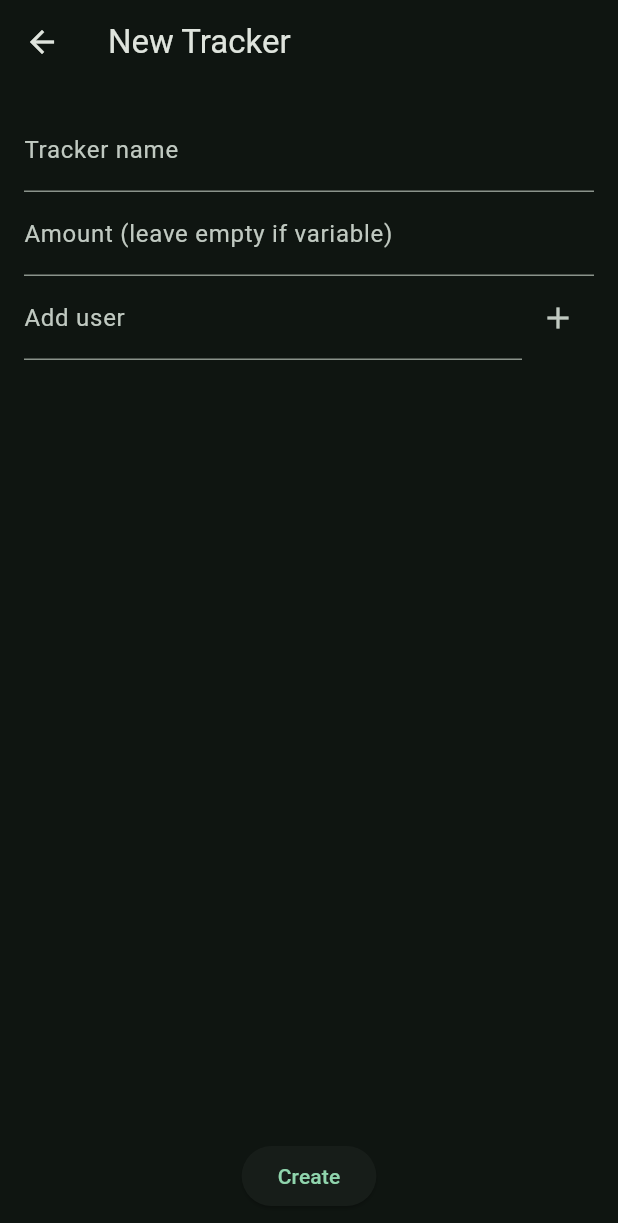
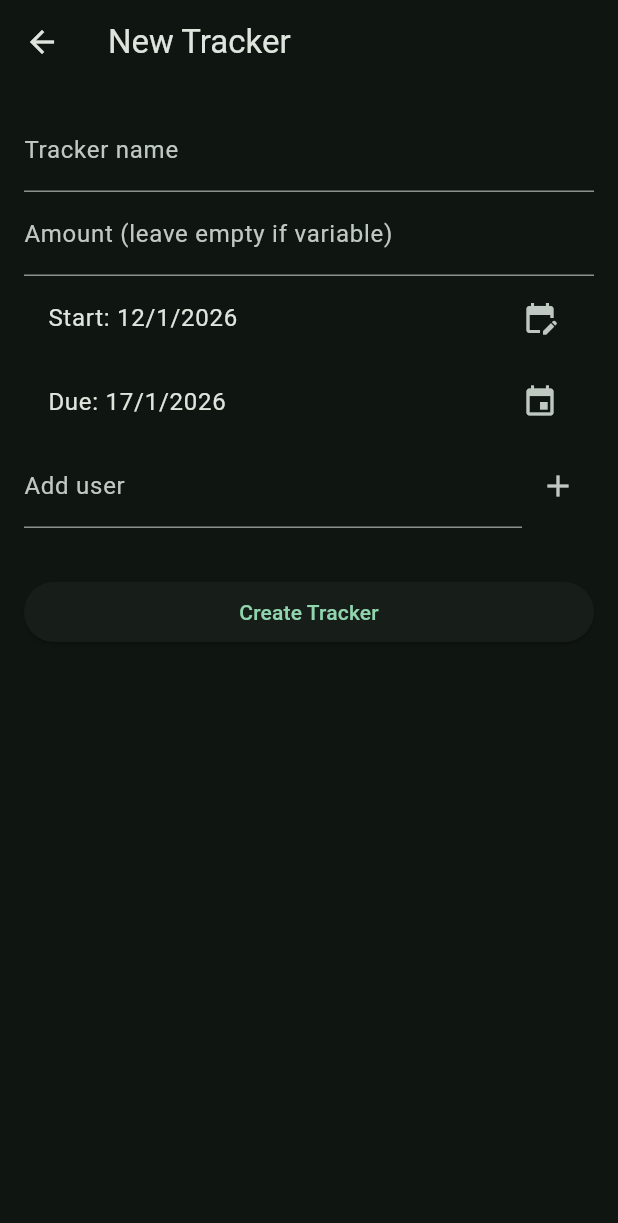
Before and after one commit to asterhyphen/rent-track-kar, a Flutter app: the NewTrackerPage screen opened directly, on a phone screen of 412 x 824 dp. Shown: the top 1223 px of the screen. Run offline on Flutter 3.47's test engine with Material 3 defaults, Android fonts, the phone set to English and light mode, and no system bars; our stand-ins replace hive, hive_flutter, share_plus; accounts and stored records are empty.

Commit message:
Add start and due date
Add icons as well

```diff
--- a/lib/screens/cycle.dart
+++ b/lib/screens/cycle.dart
@@ -26,8 +26,8 @@ class _CyclePageState extends State<CyclePage> {
   @override
   void initState() {
     super.initState();
-    final raw = box.get('trackers')[widget.trackerId];
-    tracker = Tracker.fromMap(raw);
+    tracker =
+        Tracker.fromMap(box.get('trackers')[widget.trackerId]);
 
     paid = {for (var u in tracker.users) u: false};
 
@@ -35,9 +35,9 @@ class _CyclePageState extends State<CyclePage> {
     if (saved != null) {
       paid = Map<String, bool>.from(saved['paid']);
       total = saved['total'];
-      if (saved['due'] != null) {
-        due = DateTime.parse(saved['due']);
-      }
+      due = saved['due'] != null
+          ? DateTime.parse(saved['due'])
+          : tracker.dueDate;
     } else {
       total = tracker.amount ?? 0;
       due = tracker.dueDate;
@@ -60,7 +60,7 @@ class _CyclePageState extends State<CyclePage> {
 ${tracker.title}
 
 Total: ₹$total (₹$per each)
-${due != null ? 'Due: ${due!.day}/${due!.month}' : ''}
+Due: ${due!.day}/${due!.month}/${due!.year}
 
 ${tracker.users.map((u) => paid[u]! ? '✅ $u' : '❌ $u').join('\n')}
 ''';
@@ -80,7 +80,7 @@ ${tracker.users.map((u) => paid[u]! ? '✅ $u' : '❌ $u').join('\n')}
         padding: const EdgeInsets.all(16),
         child: Column(
           children: [
-            if (tracker.amount == null && total == 0)
+            if (tracker.amount == null)
               TextField(
                 keyboardType: TextInputType.number,
                 decoration:
@@ -94,7 +94,9 @@ ${tracker.users.map((u) => paid[u]! ? '✅ $u' : '❌ $u').join('\n')}
             Expanded(
               child: ListView(
                 children: tracker.users.map((u) {
-                  return GlassCard(
+                  return Padding(
+                    padding: const EdgeInsets.only(bottom: 8),
+                    child: GlassCard(
                       onTap: allPaid
                           ? null
                           : () {
@@ -115,6 +117,7 @@ ${tracker.users.map((u) => paid[u]! ? '✅ $u' : '❌ $u').join('\n')}
                           Text(u),
                         ],
                       ),
+                    ),
                   );
                 }).toList(),
               ),
--- a/lib/screens/models.dart
+++ b/lib/screens/models.dart
@@ -1,10 +1,13 @@
+import 'package:flutter/material.dart';
+
 class Tracker {
   final String id;
   final String title;
-  final int? amount; // null = variable
+  final int? amount;
   final DateTime startDate;
   final DateTime dueDate;
   final List<String> users;
+  final int iconCode;
 
   Tracker({
     required this.id,
@@ -13,6 +16,7 @@ class Tracker {
     required this.startDate,
     required this.dueDate,
     required this.users,
+    required this.iconCode,
   });
 
   Map<String, dynamic> toMap() => {
@@ -22,6 +26,7 @@ class Tracker {
         'startDate': startDate.toIso8601String(),
         'dueDate': dueDate.toIso8601String(),
         'users': users,
+        'icon': iconCode,
       };
 
   static Tracker fromMap(Map map) => Tracker(
@@ -31,5 +36,7 @@ class Tracker {
   startDate: DateTime.parse(map['startDate']),
   dueDate: DateTime.parse(map['dueDate']),
   users: List<String>.from(map['users']),
+  iconCode: map['icon'] ?? Icons.receipt_long.codePoint,
 );
+
 }
--- a/lib/screens/new_tracker.dart
+++ b/lib/screens/new_tracker.dart
@@ -18,6 +18,25 @@ class _NewTrackerPageState extends State<NewTrackerPage> {
   final List<String> users = [];
   DateTime startDate = DateTime.now();
   DateTime dueDate = DateTime.now().add(const Duration(days: 5));
+  int iconCode = Icons.receipt_long.codePoint;
+
+  Future<void> pickDate(bool isStart) async {
+    final picked = await showDatePicker(
+      context: context,
+      initialDate: isStart ? startDate : dueDate,
+      firstDate: DateTime(2000),
+      lastDate: DateTime(2100),
+    );
+    if (picked != null) {
+      setState(() {
+        if (isStart) {
+          startDate = picked;
+        } else {
+          dueDate = picked;
+        }
+      });
+    }
+  }
 
   @override
   Widget build(BuildContext context) {
@@ -25,7 +44,7 @@ class _NewTrackerPageState extends State<NewTrackerPage> {
       appBar: AppBar(title: const Text('New Tracker')),
       body: Padding(
         padding: const EdgeInsets.all(16),
-        child: Column(
+        child: ListView(
           children: [
             TextField(
               controller: titleCtrl,
@@ -38,6 +57,18 @@ class _NewTrackerPageState extends State<NewTrackerPage> {
               decoration: const InputDecoration(
                 labelText: 'Amount (leave empty if variable)',
               ),
+            ),
+            ListTile(
+              title: Text(
+                  'Start: ${startDate.day}/${startDate.month}/${startDate.year}'),
+              trailing: const Icon(Icons.edit_calendar),
+              onTap: () => pickDate(true),
+            ),
+            ListTile(
+              title: Text(
+                  'Due: ${dueDate.day}/${dueDate.month}/${dueDate.year}'),
+              trailing: const Icon(Icons.event),
+              onTap: () => pickDate(false),
             ),
             Row(
               children: [
@@ -62,12 +93,13 @@ class _NewTrackerPageState extends State<NewTrackerPage> {
               ],
             ),
             const SizedBox(height: 8),
-            Expanded(
-              child: ListView(
-                children:
-                    users.map((u) => Text('• $u')).toList(),
-              ),
+            Wrap(
+              spacing: 8,
+              children: users
+                  .map((u) => Chip(label: Text(u)))
+                  .toList(),
             ),
+            const SizedBox(height: 24),
             ElevatedButton(
               onPressed: () {
                 final box = Hive.box('app');
@@ -81,6 +113,7 @@ class _NewTrackerPageState extends State<NewTrackerPage> {
                   startDate: startDate,
                   dueDate: dueDate,
                   users: users,
+                  iconCode: iconCode,
                 );
 
                 final all = box.get('trackers', defaultValue: {});
@@ -89,7 +122,7 @@ class _NewTrackerPageState extends State<NewTrackerPage> {
 
                 Navigator.pop(context);
               },
-              child: const Text('Create'),
+              child: const Text('Create Tracker'),
             )
           ],
         ),
--- a/pubspec.yaml
+++ b/pubspec.yaml
@@ -46,6 +46,7 @@ flutter:
   # the material Icons class.
   uses-material-design: true
 
+
   # To add assets to your application, add an assets section, like this:
   # assets:
   #   - images/a_dot_burr.jpeg
```
Also changed, not shown: lib/screens/home.dart (+31 -18 lines). Lines whose indentation alone changed are shown as unchanged.
